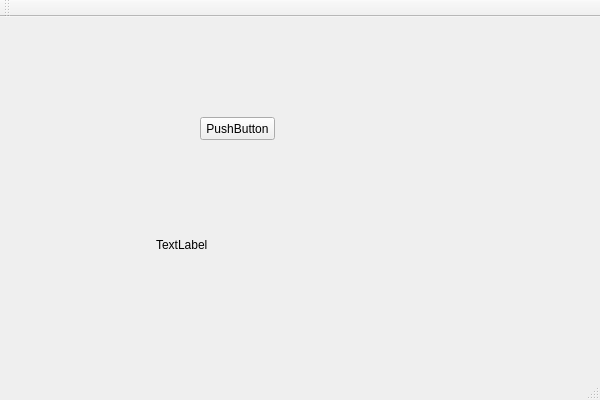
Renticor/Temperature, file Temperature.ui: the form before one commit.
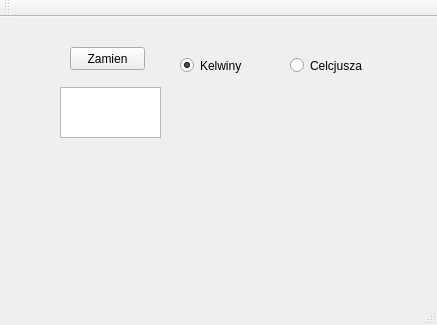
The form after the commit.

```diff
--- a/Temperature.ui
+++ b/Temperature.ui
@@ -6,8 +6,8 @@
    <rect>
     <x>0</x>
     <y>0</y>
-    <width>600</width>
-    <height>400</height>
+    <width>437</width>
+    <height>325</height>
    </rect>
   </property>
   <property name="windowTitle">
@@ -17,27 +17,66 @@
    <widget class="QLabel" name="label">
     <property name="geometry">
      <rect>
-      <x>156</x>
-      <y>202</y>
+      <x>170</x>
+      <y>70</y>
       <width>161</width>
       <height>51</height>
      </rect>
     </property>
     <property name="text">
-     <string>TextLabel</string>
+     <string/>
     </property>
    </widget>
    <widget class="QPushButton" name="pushButton">
     <property name="geometry">
      <rect>
-      <x>200</x>
-      <y>100</y>
+      <x>70</x>
+      <y>30</y>
       <width>75</width>
       <height>23</height>
      </rect>
     </property>
     <property name="text">
-     <string>PushButton</string>
+     <string>Zamien</string>
+    </property>
+   </widget>
+   <widget class="QTextEdit" name="textEdit">
+    <property name="geometry">
+     <rect>
+      <x>60</x>
+      <y>70</y>
+      <width>101</width>
+      <height>51</height>
+     </rect>
+    </property>
+   </widget>
+   <widget class="QRadioButton" name="radioButton">
+    <property name="geometry">
+     <rect>
+      <x>180</x>
+      <y>40</y>
+      <width>82</width>
+      <height>17</height>
+     </rect>
+    </property>
+    <property name="text">
+     <string>Kelwiny</string>
+    </property>
+    <property name="checked">
+     <bool>true</bool>
+    </property>
+   </widget>
+   <widget class="QRadioButton" name="radioButton_2">
+    <property name="geometry">
+     <rect>
+      <x>290</x>
+      <y>40</y>
+      <width>82</width>
+      <height>17</height>
+     </rect>
+    </property>
+    <property name="text">
+     <string>Celcjusza</string>
     </property>
    </widget>
   </widget>
```
Left out of the diff: 33 changed lines with no effect on the pictures.
